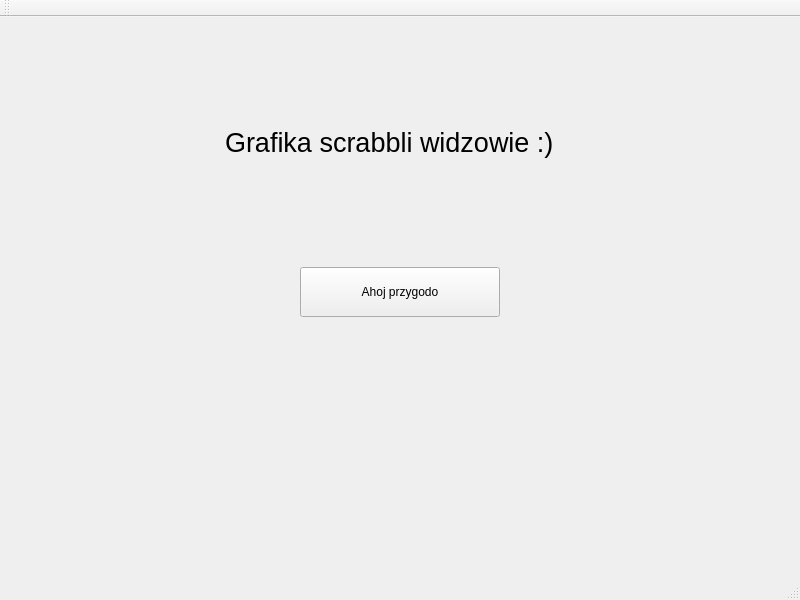
Above: Scrabble_GUI/Scrabble_GUI.ui from sobolak/scrabble before the change. Below: the same form after it.
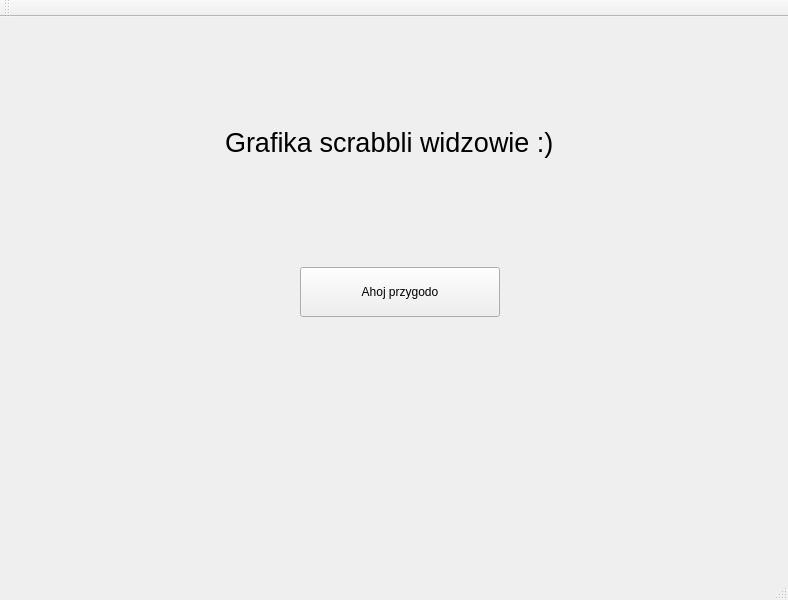
That is the form after the change.

```diff
--- a/Scrabble_GUI/Scrabble_GUI.ui
+++ b/Scrabble_GUI/Scrabble_GUI.ui
@@ -6,7 +6,7 @@
    <rect>
     <x>0</x>
     <y>0</y>
-    <width>800</width>
+    <width>788</width>
     <height>600</height>
    </rect>
   </property>
```
Left out of the diff: 2 changed lines with no effect on the pictures.
